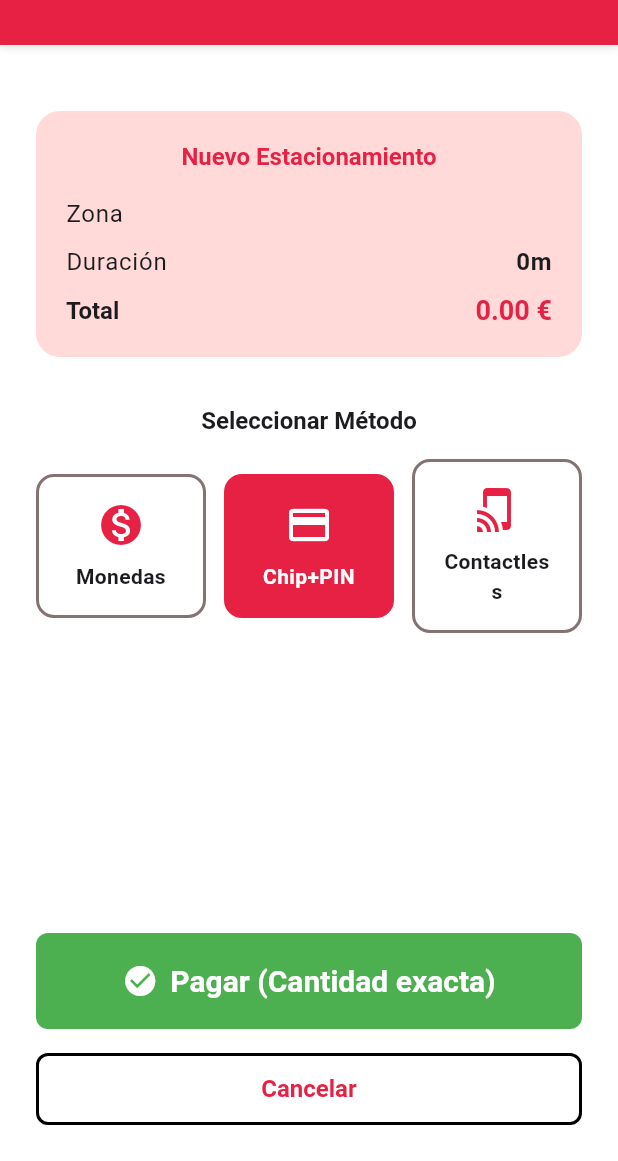
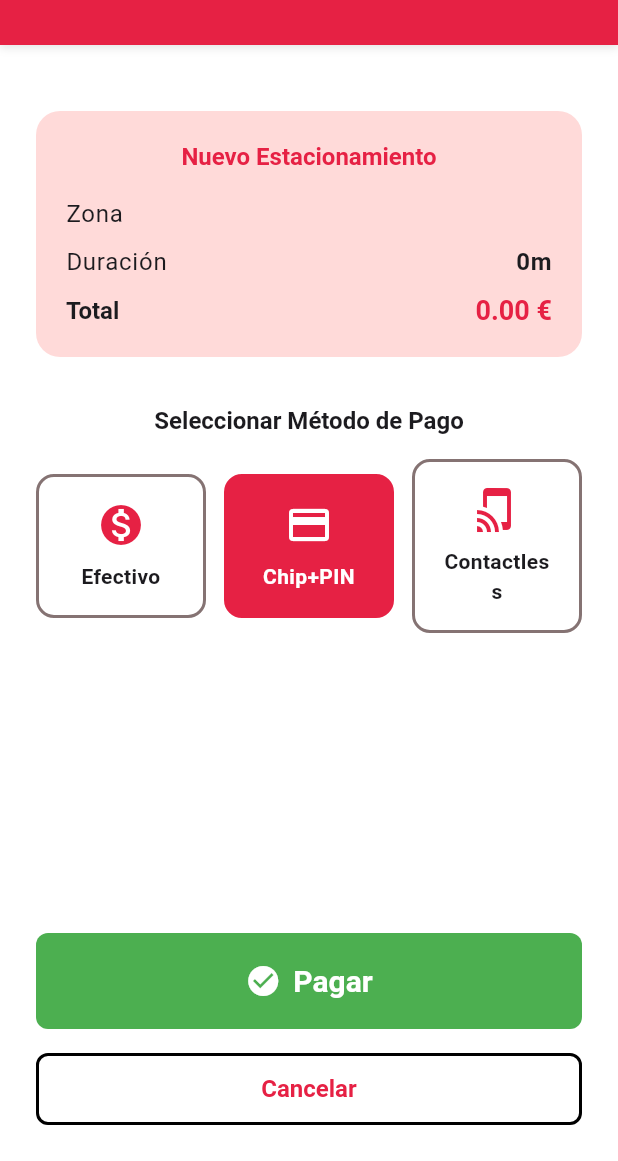
Before and after one commit to jeffbozu/mowizIA, a Flutter app: the PaymentScreen screen opened by its route, after a tap on "Chip+PIN", on a phone screen of 412 x 824 dp, the part 75-1236 px from its top. Run offline on Flutter 3.47's test engine with Material 3 defaults, Android fonts, the phone set to English and light mode, and no system bars; our stand-ins replace flutter_tts, go_router, pdf, printing, qr_flutter, shared_preferences and 1 more; accounts and stored records are empty; network calls fail.

Commit message:
feat: Completar Fase 3 - Pantallas con textos dinámicos
✅ COMPLETADO:
- ZoneScreen: Textos dinámicos para títulos, botones, precios
- PlateScreen: Textos dinámicos para validación y navegación
- TimeScreen: Textos dinámicos para selección de tiempo
- PaymentScreen: Textos dinámicos para métodos de pago
- TicketScreen: Textos dinámicos para detalles y botones
- HomeScreen: Textos dinámicos para títulos y botones

🎯 FUNCIONALIDADES:
- CERO textos hardcodeados en pantallas principales
- Traducciones dinámicas desde Supabase
- Fallbacks robustos para todos los textos
- Compatibilidad con sistema de traducciones existente
- Textos personalizables por empresa

📊 PROGRESO: Fase 3 - 80% completado
🚀 PRÓXIMO: Actualizar pantallas restantes y testing

```diff
--- a/lib/screens/payment_screen.dart
+++ b/lib/screens/payment_screen.dart
@@ -7,6 +7,7 @@ import '../widgets/top_bar.dart';
 import '../services/websocket_service.dart';
 import '../services/local_storage_service.dart';
 import '../services/centralized_websocket_service.dart';
+import '../services/dynamic_translations_service.dart';
 
 class PaymentScreen extends StatefulWidget {
   final bool isExtend;
@@ -92,13 +93,13 @@ class _PaymentScreenState extends State<PaymentScreen> {
           children: [
             Icon(Icons.monetization_on, color: Colors.green),
             const SizedBox(width: 8),
-            Text('Devolución de Cambio'),
+            Text(DynamicTranslationsService.instance.t('payment.change_return', defaultValue: 'Devolución de Cambio')),
           ],
         ),
         content: Column(
           mainAxisSize: MainAxisSize.min,
           children: [
-            Text('Se ha insertado más dinero del necesario.'),
+            Text(DynamicTranslationsService.instance.t('payment.overpaid', defaultValue: 'Se ha insertado más dinero del necesario.')),
             const SizedBox(height: 16),
             Container(
               padding: const EdgeInsets.all(16),
@@ -113,7 +114,7 @@ class _PaymentScreenState extends State<PaymentScreen> {
                   Icon(Icons.money, color: Colors.green[800]),
                   const SizedBox(width: 8),
                   Text(
-                    'Cambio: ${change.toStringAsFixed(2)} €',
+                    '${DynamicTranslationsService.instance.t('payment.change', defaultValue: 'Cambio')}: ${change.toStringAsFixed(2)} €',
                     style: TextStyle(
                       fontSize: 18,
                       fontWeight: FontWeight.bold,
@@ -125,7 +126,7 @@ class _PaymentScreenState extends State<PaymentScreen> {
             ),
             const SizedBox(height: 16),
             Text(
-              'El cambio se devolverá automáticamente.',
+              DynamicTranslationsService.instance.t('payment.change_automatic', defaultValue: 'El cambio se devolverá automáticamente.'),
               style: TextStyle(fontSize: 14, color: Colors.grey[600]),
             ),
           ],
@@ -142,7 +143,7 @@ class _PaymentScreenState extends State<PaymentScreen> {
                 );
               });
             },
-            child: Text('Entendido'),
+            child: Text(DynamicTranslationsService.instance.t('payment.understood', defaultValue: 'Entendido')),
           ),
         ],
       ),
@@ -221,7 +222,7 @@ class _PaymentScreenState extends State<PaymentScreen> {
       body: Column(
         children: [
           TopBar(
-            title: AppStrings.t('pay.title'),
+            title: DynamicTranslationsService.instance.t('pay.title', defaultValue: 'Pago'),
             showBackButton: true,
           ),
           Expanded(
@@ -242,8 +243,8 @@ class _PaymentScreenState extends State<PaymentScreen> {
                       children: [
                         Text(
                           widget.isExtend
-                              ? AppStrings.t('pay.extend_session')
-                              : AppStrings.t('pay.new_parking'),
+                              ? DynamicTranslationsService.instance.t('pay.extend_session', defaultValue: 'Extender Sesión')
+                              : DynamicTranslationsService.instance.t('pay.new_parking', defaultValue: 'Nuevo Estacionamiento'),
                           style: Theme.of(context).textTheme.headlineSmall?.copyWith(
                             fontWeight: FontWeight.bold,
                             color: Theme.of(context).colorScheme.primary,
@@ -254,7 +255,7 @@ class _PaymentScreenState extends State<PaymentScreen> {
                           mainAxisAlignment: MainAxisAlignment.spaceBetween,
                           children: [
                             Text(
-                              AppStrings.t('pay.zone'),
+                              DynamicTranslationsService.instance.t('pay.zone', defaultValue: 'Zona'),
                               style: Theme.of(context).textTheme.bodyLarge,
                             ),
                             Text(
@@ -270,7 +271,7 @@ class _PaymentScreenState extends State<PaymentScreen> {
                           mainAxisAlignment: MainAxisAlignment.spaceBetween,
                           children: [
                             Text(
-                              AppStrings.t('pay.duration'),
+                              DynamicTranslationsService.instance.t('pay.duration', defaultValue: 'Duración'),
                               style: Theme.of(context).textTheme.bodyLarge,
                             ),
                             Text(
@@ -286,7 +287,7 @@ class _PaymentScreenState extends State<PaymentScreen> {
                           mainAxisAlignment: MainAxisAlignment.spaceBetween,
                           children: [
                             Text(
-                              AppStrings.t('pay.total'),
+                              DynamicTranslationsService.instance.t('pay.total', defaultValue: 'Total'),
                               style: Theme.of(context).textTheme.titleLarge?.copyWith(
                                 fontWeight: FontWeight.bold,
                               ),
@@ -306,7 +307,7 @@ class _PaymentScreenState extends State<PaymentScreen> {
                   const SizedBox(height: 32),
                   // Métodos de pago
                   Text(
-                    AppStrings.t('pay.select_method'),
+                    DynamicTranslationsService.instance.t('pay.select_method', defaultValue: 'Seleccionar Método de Pago'),
                     style: Theme.of(context).textTheme.titleLarge?.copyWith(
                       fontWeight: FontWeight.bold,
                     ),
@@ -318,7 +319,7 @@ class _PaymentScreenState extends State<PaymentScreen> {
                         child: _buildPaymentMethodCard(
                           'cash',
                           Icons.monetization_on,
-                          AppStrings.t('pay.method.cash'),
+                          DynamicTranslationsService.instance.t('pay.method.cash', defaultValue: 'Efectivo'),
                           _paymentMethod == 'cash',
                         ),
                       ),
@@ -327,7 +328,7 @@ class _PaymentScreenState extends State<PaymentScreen> {
                         child: _buildPaymentMethodCard(
                           'chip',
                           Icons.credit_card,
-                          AppStrings.t('pay.method.chip'),
+                          DynamicTranslationsService.instance.t('pay.method.chip', defaultValue: 'Chip+PIN'),
                           _paymentMethod == 'chip',
                         ),
                       ),
@@ -336,7 +337,7 @@ class _PaymentScreenState extends State<PaymentScreen> {
                         child: _buildPaymentMethodCard(
                           'contactless',
                           Icons.tap_and_play,
-                          AppStrings.t('pay.method.contactless'),
+                          DynamicTranslationsService.instance.t('pay.method.contactless', defaultValue: 'Contactless'),
                           _paymentMethod == 'contactless',
                         ),
                       ),
@@ -346,7 +347,7 @@ class _PaymentScreenState extends State<PaymentScreen> {
                   // Insertar monedas (solo para pago en efectivo)
                   if (_paymentMethod == 'cash') ...[
                     Text(
-                      AppStrings.t('pay.insert_coins'),
+                      DynamicTranslationsService.instance.t('pay.insert_coins', defaultValue: 'Insertar Monedas'),
                       style: Theme.of(context).textTheme.titleLarge?.copyWith(
                         fontWeight: FontWeight.bold,
                       ),
@@ -385,7 +386,7 @@ class _PaymentScreenState extends State<PaymentScreen> {
                         mainAxisAlignment: MainAxisAlignment.spaceBetween,
                         children: [
                           Text(
-                            AppStrings.t('pay.inserted'),
+                            DynamicTranslationsService.instance.t('pay.inserted', defaultValue: 'Insertado'),
                             style: Theme.of(context).textTheme.bodyLarge,
                           ),
                           Text(
@@ -404,7 +405,7 @@ class _PaymentScreenState extends State<PaymentScreen> {
                     // Información de estado
                     if (_insertedAmount < widget.price) ...[
                       Text(
-                        AppStrings.t('pay.remaining') + ': ${(widget.price - _insertedAmount).toStringAsFixed(2)} €',
+                        DynamicTranslationsService.instance.t('pay.remaining', defaultValue: 'Faltan') + ': ${(widget.price - _insertedAmount).toStringAsFixed(2)} €',
                         style: Theme.of(context).textTheme.bodyMedium?.copyWith(
                           color: Theme.of(context).colorScheme.error,
                         ),
@@ -416,7 +417,7 @@ class _PaymentScreenState extends State<PaymentScreen> {
                           Icon(Icons.check_circle, color: Colors.green, size: 20),
                           const SizedBox(width: 8),
                           Text(
-                            '¡Cantidad exacta! Puedes pagar ahora',
+                            DynamicTranslationsService.instance.t('pay.exact_amount', defaultValue: '¡Cantidad exacta! Puedes pagar ahora'),
                             style: Theme.of(context).textTheme.bodyMedium?.copyWith(
                               color: Colors.green[800],
                               fontWeight: FontWeight.bold,
@@ -431,7 +432,7 @@ class _PaymentScreenState extends State<PaymentScreen> {
                           Icon(Icons.monetization_on, color: Colors.green, size: 20),
                           const SizedBox(width: 8),
                           Text(
-                            'Cambio: ${(_insertedAmount - widget.price).toStringAsFixed(2)} €',
+                            '${DynamicTranslationsService.instance.t('payment.change', defaultValue: 'Cambio')}: ${(_insertedAmount - widget.price).toStringAsFixed(2)} €',
                             style: Theme.of(context).textTheme.bodyMedium?.copyWith(
                               color: Colors.green[800],
                               fontWeight: FontWeight.bold,
@@ -473,7 +474,7 @@ class _PaymentScreenState extends State<PaymentScreen> {
                                   ),
                                 ),
                                 const SizedBox(width: 12),
-                                Text(AppStrings.t('pay.authorizing')),
+                                Text(DynamicTranslationsService.instance.t('pay.authorizing', defaultValue: 'Autorizando...')),
                               ],
                             )
                           : Row(
@@ -492,12 +493,12 @@ class _PaymentScreenState extends State<PaymentScreen> {
                                 ],
                                 Text(
                                   _isProcessing
-                                      ? AppStrings.t('pay.authorizing')
+                                      ? DynamicTranslationsService.instance.t('pay.authorizing', defaultValue: 'Autorizando...')
                                       : (_insertedAmount == widget.price
-                                          ? AppStrings.t('pay.pay_exact')
+                                          ? DynamicTranslationsService.instance.t('pay.pay_exact', defaultValue: 'Pagar')
                                           : (_insertedAmount > widget.price
-                                              ? AppStrings.t('pay.pay_change')
-                                              : AppStrings.t('pay.pay_now'))),
+                                              ? DynamicTranslationsService.instance.t('pay.pay_change', defaultValue: 'Pagar con Cambio')
+                                              : DynamicTranslationsService.instance.t('pay.pay_now', defaultValue: 'Pagar Ahora'))),
                                   style: const TextStyle(fontSize: 20, fontWeight: FontWeight.bold),
                                 ),
                               ],
@@ -511,7 +512,7 @@ class _PaymentScreenState extends State<PaymentScreen> {
                     height: 48,
                     child: OutlinedButton(
                       onPressed: () => context.pop(),
-                      child: Text(AppStrings.t('pay.cancel')),
+                      child: Text(DynamicTranslationsService.instance.t('pay.cancel', defaultValue: 'Cancelar')),
                     ),
                   ),
                 ],
```
Also changed, not shown: lib/screens/home_screen.dart (+9 -8 lines), lib/screens/plate_screen.dart (+8 -7 lines), lib/screens/ticket_screen.dart (+35 -33 lines), lib/screens/time_screen.dart (+7 -6 lines), lib/screens/zone_screen.dart (+10 -9 lines).
